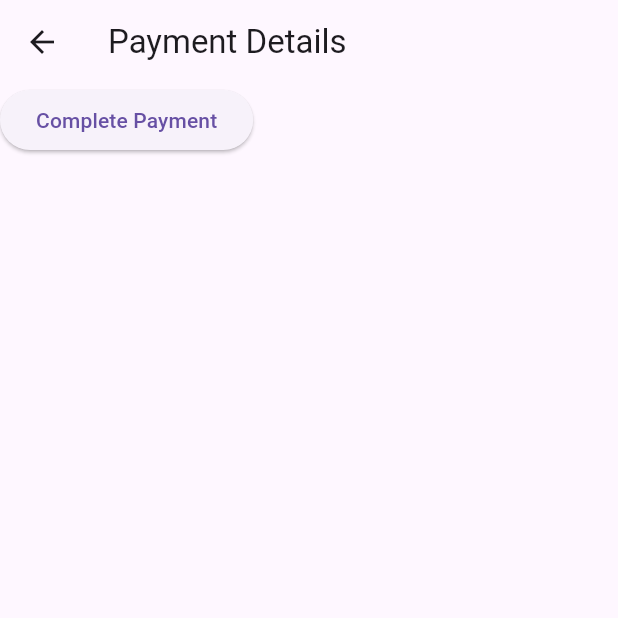
After one commit to Samhitha1705/FLUTTER-NUTRISENSE, a Flutter app: the razorPay screen opened directly, on a phone screen of 412 x 824 dp, the top half of it. The commit adds this screen. Run offline on Flutter 3.47's test engine with Material 3 defaults, Android fonts, the phone set to English and light mode, and no system bars; our stand-ins replace animated_splash_screen, cached_network_image, fluttertoast; missing offline and left inert: razorpay_flutter; network calls fail.

Commit message:
added new changes

```diff
--- a/lib/aboutFood.dart
+++ b/lib/aboutFood.dart
@@ -1,5 +1,6 @@
 import 'package:cached_network_image/cached_network_image.dart';
 import 'package:flutter/material.dart';
+import 'package:my_app/payment_gateway.dart';
 
 class Aboutfood extends StatelessWidget {
   final String image, title, Description;
@@ -16,7 +17,9 @@ class Aboutfood extends StatelessWidget {
           Card(child: CachedNetworkImage(imageUrl: image, height: 250, width:double.infinity,)),
           Text(title,style: TextStyle(fontSize: 30)),
           Text(Description),
-          TextButton.icon(onPressed: (){}, icon:Icon(Icons.arrow_circle_right_outlined),label: Text("Order Now")),
+          TextButton.icon(onPressed: (){
+            Navigator.of(context).push(MaterialPageRoute(builder: (cxt)=> razorPay(orderItemCost:Description)));
+          }, icon:Icon(Icons.arrow_circle_right_outlined),label: Text("Order Now")),
           TextButton.icon(onPressed: (){}, icon: Icon(Icons.add_shopping_cart_outlined), label: Text("Add to Cart Now"))
         ],
       ),
--- a/lib/homePage.dart
+++ b/lib/homePage.dart
@@ -89,7 +89,7 @@ class _homePageScreenState extends State<homePageScreen> {
         crossAxisAlignment: CrossAxisAlignment.start,
         children: [
           Text(
-            "${getGreeting()} 👋",
+            "${getGreeting()} ",
             style: const TextStyle(color: Colors.white70, fontSize: 16),
           ),
           const SizedBox(height: 8),
--- /dev/null
+++ b/lib/payment_gateway.dart
@@ -0,0 +1,70 @@
+import 'package:flutter/material.dart';
+import 'package:fluttertoast/fluttertoast.dart';
+import 'package:razorpay_flutter/razorpay_flutter.dart';
+
+class razorPay extends StatefulWidget {
+  final String orderItemCost;
+
+  const razorPay({super.key, this.orderItemCost=""});
+
+  @override
+  State<razorPay> createState() => _razorPayState();
+}
+
+class _razorPayState extends State<razorPay> {
+
+  var _razorpay = Razorpay();
+
+  Map<String ,dynamic> options ={};
+
+  @override
+    void initState() {
+      super.initState();
+      options = {
+        'key': 'rzp_test_RTzZoniisim7KO',
+        'amount':"mai",
+        'name': 'MTL Corporation.',
+        'description': 'Nutrion Organic Foods',
+        'prefill': {
+          'contact': '9959214209',
+          'email': 'test@gmail.com'
+        }
+      };
+      _razorpay.on(Razorpay.EVENT_PAYMENT_SUCCESS, _handlePaymentSuccess);
+      _razorpay.on(Razorpay.EVENT_PAYMENT_ERROR, _handlePaymentError);
+      _razorpay.on(Razorpay.EVENT_EXTERNAL_WALLET, _handleExternalWallet);
+    }
+
+  @override
+  Widget build(BuildContext context) {
+    return Scaffold(
+     appBar: AppBar(
+      title: Text("Payment Details"),
+     ),
+     body: Column(children: [
+        ElevatedButton(onPressed: (){
+          _razorpay.open(options);
+          print("hello");
+        }, child: Text("Complete Payment"))
+     ],),
+    );
+  }
+
+  void _handlePaymentSuccess(PaymentSuccessResponse response) {
+  // Do something when payment succeeds
+    print("_handlePaymentSuccess");
+    Fluttertoast.showToast(msg: "__handlePaymentSuccess");
+  }
+
+  void _handlePaymentError(PaymentFailureResponse response) {
+    // Do something when payment fails
+    print("_handlePaymentError");
+    Fluttertoast.showToast(msg: "_handlePaymentError");
+  }
+
+  void _handleExternalWallet(ExternalWalletResponse response) {
+    // Do something when an external wallet was selected
+    print("_handleExternalWallet");
+    Fluttertoast.showToast(msg:"_handleExternalWallet");
+  }
+}
--- a/pubspec.yaml
+++ b/pubspec.yaml
@@ -8,6 +8,7 @@ environment:
   sdk: ">=3.3.0 <4.0.0"
 
 dependencies:
+  http: ^1.1.0
   flutter:
     sdk: flutter
 
@@ -38,6 +39,7 @@ dependencies:
   # ---------------- SPLASH & APP ICON ----------------
   animated_splash_screen: ^1.3.0
   flutter_launcher_icons: ^0.14.4
+  razorpay_flutter: ^1.4.0
 
 dev_dependencies:
   flutter_test:
```
Also changed, not shown: lib/expandWidget.dart (added, +59 -0 lines), lib/personSuggest.dart (+39 -3 lines), lib/statefull.dart (+25 -18 lines), lib/totalFoodItems.dart (+8 -6 lines), pubspec.lock.
